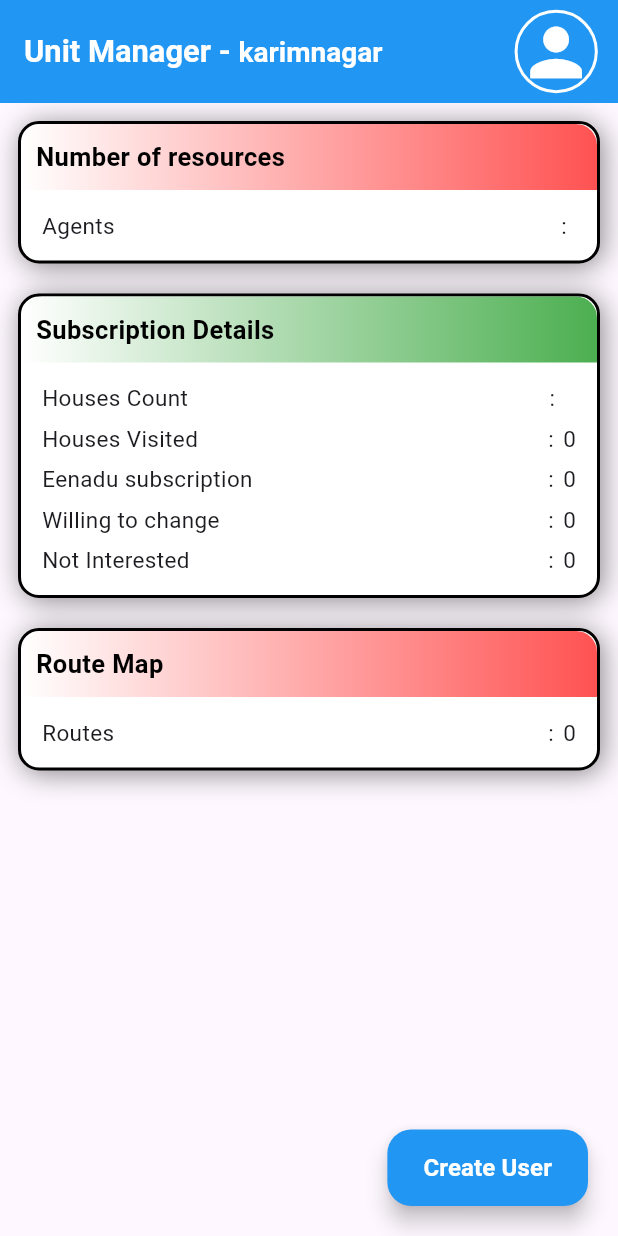
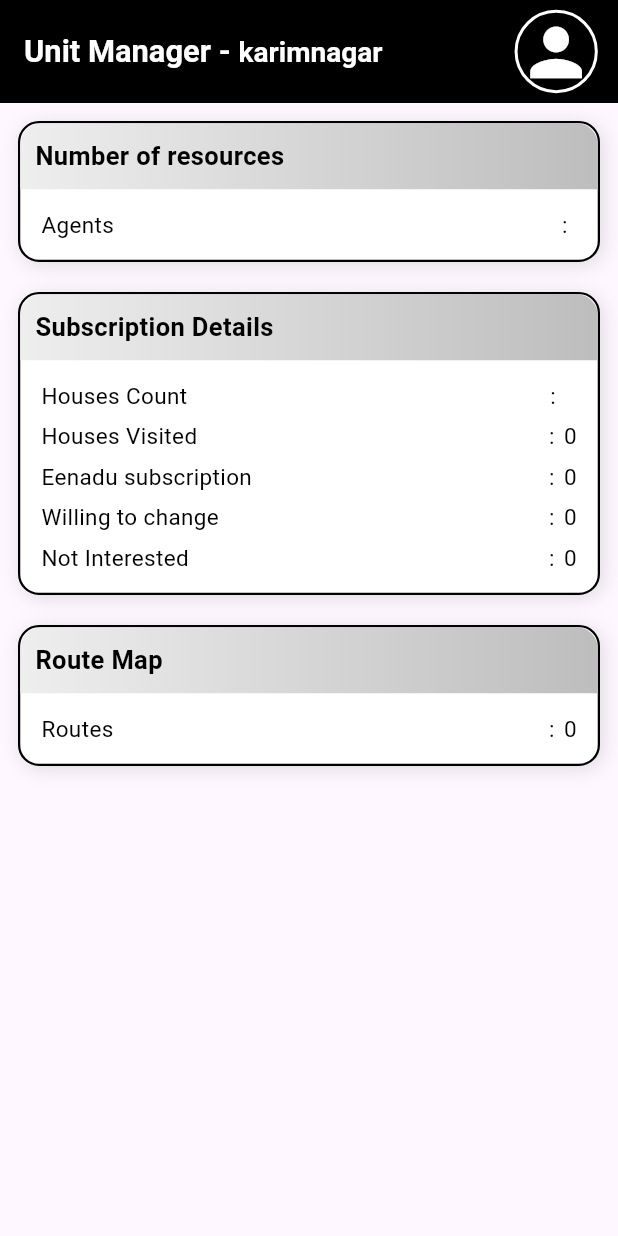
Before and after one commit to ShriKrishna21/finalsalesrep, a Flutter app: the Unitmanagerscreen screen opened directly, on a phone screen of 412 x 824 dp. Run offline on Flutter 3.47's test engine with Material 3 defaults, Android fonts, the phone set to English and light mode, and no system bars; our stand-ins replace geocoding, geolocator, image_picker, shared_preferences; accounts and stored records are empty.

Commit message:
unitmanager/profilescreen,unitmanager/unitmanagerscreen

```diff
--- a/lib/unit/unitmanager/unitmanagerscreen.dart
+++ b/lib/unit/unitmanager/unitmanagerscreen.dart
@@ -13,22 +13,23 @@ class Unitmanagerscreen extends StatefulWidget {
 class _UnitmanagerscreenState extends State<Unitmanagerscreen> {
   @override
   Widget build(BuildContext context) {
-    return   Scaffold(
+    return Scaffold(
       appBar: AppBar(
         toolbarHeight: MediaQuery.of(context).size.height / 12,
-        backgroundColor: Colors.blue,
+        backgroundColor: Colors.black,
         foregroundColor: Colors.white,
         actions: [
           GestureDetector(
             onTap: () {
-               Navigator.push(context, MaterialPageRoute(builder: (context) => Profilescreen(),));
+              Navigator.push(context,
+                  MaterialPageRoute(builder: (context) => Profilescreen()));
             },
             child: Container(
               width: MediaQuery.of(context).size.height / 10,
               decoration: BoxDecoration(
                 shape: BoxShape.circle,
-                  border: Border.all(
-                      width: 2, color: Colors.white, style: BorderStyle.solid)),
+                border: Border.all(width: 2, color: Colors.white),
+              ),
               child: Icon(
                 Icons.person,
                 size: MediaQuery.of(context).size.height / 16,
@@ -41,26 +42,22 @@ class _UnitmanagerscreenState extends State<Unitmanagerscreen> {
             text: "Unit Manager - ",
             style: TextStyle(
               fontSize: MediaQuery.of(context).size.height / 40,
-                  fontWeight: FontWeight.bold),
-                    children:<TextSpan>[
-              //         TextSpan(
-              // text: "\n",
-              // style: TextStyle(
-              //     fontSize: MediaQuery.of(context).size.height / 40,
-              //     fontWeight: FontWeight.bold,color: Colors.black),),
+              fontWeight: FontWeight.bold,
+              color: Colors.white,
+            ),
+            children: <TextSpan>[
               TextSpan(
                 text: "karimnagar",
                 style: TextStyle(
                   fontSize: MediaQuery.of(context).size.height / 44,
-                  fontWeight: FontWeight.bold,color: Colors.white),)
-
-                    ]),
-
-
+                  fontWeight: FontWeight.bold,
+                  color: Colors.white,
                 ),
-
+              )
+            ],
+          ),
+        ),
         automaticallyImplyLeading: false,
-
       ),
       body: Stack(
         children: [
@@ -70,11 +67,17 @@ class _UnitmanagerscreenState extends State<Unitmanagerscreen> {
               children: [
                 GestureDetector(
                   onTap: () {
-                    Navigator.push(context, MaterialPageRoute(builder: (context) => Noofresources(),));
+                    Navigator.push(
+                        context,
+                        MaterialPageRoute(
+                            builder: (context) => Noofresources()));
                   },
                   child: _buildCard(
                     title: "Number of resources",
-                    gradientColors: [Colors.white, Colors.redAccent],
+                    gradientColors: [
+                      Colors.grey.shade200,
+                      Colors.grey.shade400
+                    ],
                     rows: [
                       _InfoRow(label: "Agents", value: ""),
                     ],
@@ -83,7 +86,7 @@ class _UnitmanagerscreenState extends State<Unitmanagerscreen> {
                 const SizedBox(height: 20),
                 _buildCard(
                   title: "Subscription Details",
-                  gradientColors: [Colors.white, Colors.green],
+                  gradientColors: [Colors.grey.shade200, Colors.grey.shade400],
                   rows: const [
                     _InfoRow(label: "Houses Count", value: "  ", bold: true),
                     _InfoRow(label: "Houses Visited", value: "0"),
@@ -95,7 +98,7 @@ class _UnitmanagerscreenState extends State<Unitmanagerscreen> {
                 const SizedBox(height: 20),
                 _buildCard(
                   title: "Route Map",
-                  gradientColors: [Colors.white, Colors.redAccent],
+                  gradientColors: [Colors.grey.shade200, Colors.grey.shade400],
                   rows: const [
                     _InfoRow(label: "Routes", value: "0"),
                   ],
@@ -103,29 +106,32 @@ class _UnitmanagerscreenState extends State<Unitmanagerscreen> {
               ],
             ),
           ),
-          Positioned(
-            bottom: 20,
-            right: 20,
-            child: ElevatedButton(
-              style: ElevatedButton.styleFrom(
-                backgroundColor: Colors.blue,
-                padding:
-                    const EdgeInsets.symmetric(horizontal: 24, vertical: 14),
-                shape: RoundedRectangleBorder(
-                  borderRadius: BorderRadius.circular(16),
-                ),
-                elevation: 6,
-              ),
-              onPressed: () {
-
-
-              },
-              child: const Text(
-                "Create User",
-                style: TextStyle(fontWeight: FontWeight.bold, fontSize: 16,color: Colors.white),
-              ),
-            ),
-          )
+          // Positioned(
+          //   bottom: 20,
+          //   right: 20,
+          //   child: ElevatedButton(
+          //     style: ElevatedButton.styleFrom(
+          //       backgroundColor: Colors.black,
+          //       padding:
+          //           const EdgeInsets.symmetric(horizontal: 24, vertical: 14),
+          //       shape: RoundedRectangleBorder(
+          //         borderRadius: BorderRadius.circular(16),
+          //       ),
+          //       elevation: 4,
+          //     ),
+          //     onPressed: () {
+          //       Navigator.push(context,
+          //           MaterialPageRoute(builder: (context) => Createagent()));
+          //     },
+          //     child: const Text(
+          //       "Create User",
+          //       style: TextStyle(
+          //           fontWeight: FontWeight.bold,
+          //           fontSize: 16,
+          //           color: Colors.white),
+          //     ),
+          //   ),
+          // )
         ],
       ),
     );
@@ -139,16 +145,15 @@ class _UnitmanagerscreenState extends State<Unitmanagerscreen> {
     return Container(
       width: double.infinity,
       decoration: BoxDecoration(
-
-        border: Border.all(
-          width: 2
-        ),
+        border: Border.all(width: 1.5, color: Colors.black),
         color: Colors.white,
         borderRadius: BorderRadius.circular(14),
-
         boxShadow: const [
           BoxShadow(
-              color: Colors.black45, offset: Offset(2, 2), blurRadius: 15),
+            color: Colors.black12,
+            offset: Offset(2, 2),
+            blurRadius: 10,
+          ),
         ],
       ),
       child: Column(
@@ -202,20 +207,21 @@ class _InfoRow extends StatelessWidget {
           Expanded(
             child: Text(
               label,
-              style: const TextStyle(fontSize: 15),
+              style: const TextStyle(fontSize: 15, color: Colors.black),
             ),
           ),
-          const Text(":", style: TextStyle(fontSize: 15)),
+          const Text(":", style: TextStyle(fontSize: 15, color: Colors.black)),
           const SizedBox(width: 6),
           Text(
             value,
             style: TextStyle(
               fontWeight: bold ? FontWeight.bold : FontWeight.normal,
               fontSize: 15,
+              color: Colors.black,
             ),
           )
         ],
       ),
-    );;
+    );
   }
 }
--- a/pubspec.yaml
+++ b/pubspec.yaml
@@ -45,7 +45,10 @@ dependencies:
 
   # Loading spinners
   flutter_spinkit: ^5.2.0
-  intl: ^0.20.2
+  intl: any
+  flutter_localizations:
+    sdk: flutter
+  geocoding: ^4.0.0
 
 dev_dependencies:
   flutter_test:
@@ -55,6 +58,7 @@ dev_dependencies:
 
 flutter:
   uses-material-design: true
+  generate: true
 
   assets:
     - assets/images/
```
Also changed, not shown: lib/unit/unitmanager/profilescreen.dart (+42 -47 lines). Lines whose indentation alone changed are shown as unchanged.
